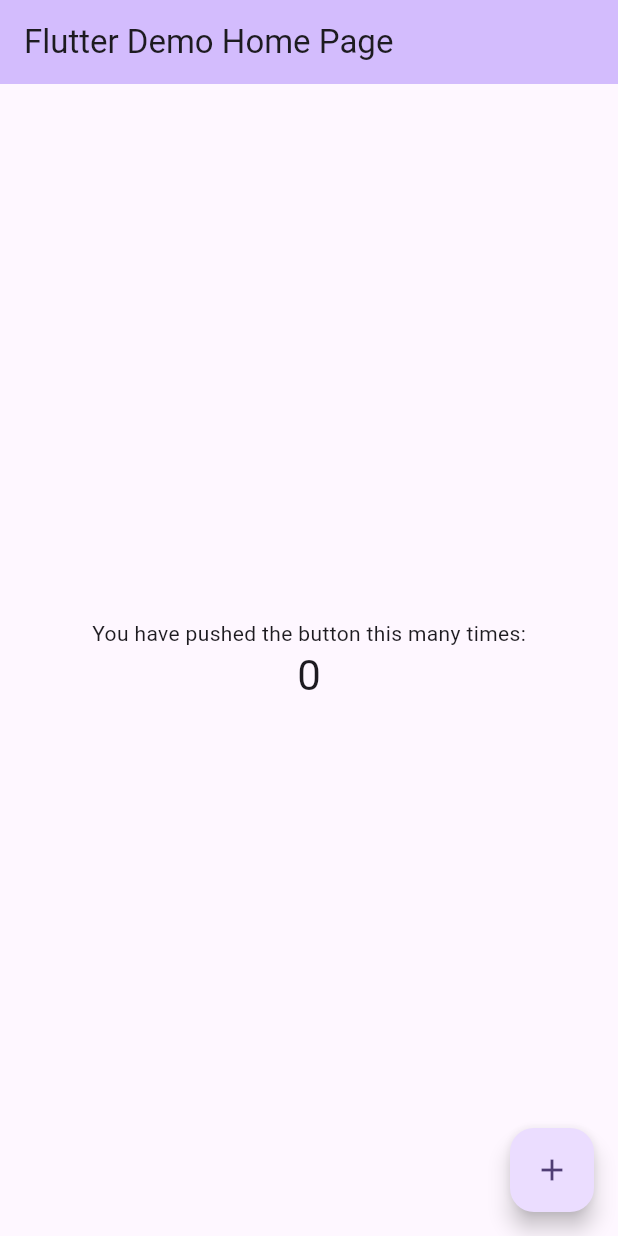
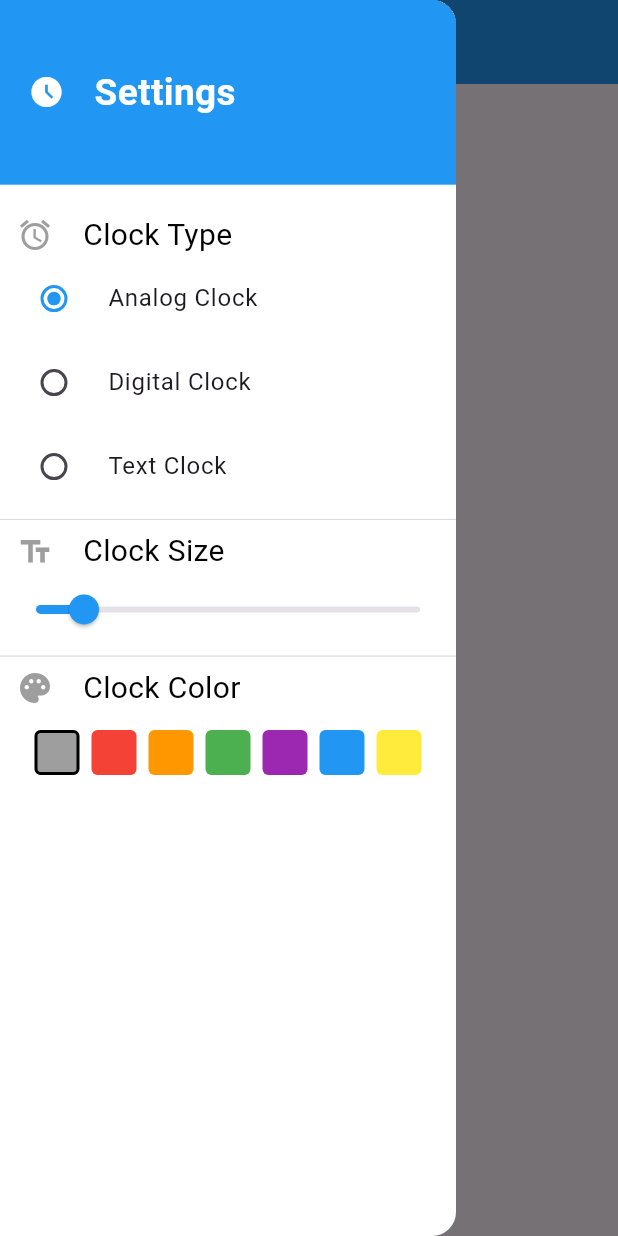
Before and after one commit to karemthabet/clock_app, a Flutter app: the screen it shows after launch, with the side drawer open (before the commit the screen has no drawer), on a phone screen of 412 x 824 dp. Run offline on Flutter 3.47's test engine with Material 3 defaults, Android fonts, the phone set to English and light mode, and no system bars; our stand-ins replace flutter_screenutil.

Commit message:
drawer and appbar done

```diff
--- /dev/null
+++ b/lib/core/utils/colors/app_colors.dart
@@ -0,0 +1,13 @@
+import 'package:flutter/material.dart';
+
+class AppColors {
+  static const Color blueColor = Colors.blue;
+  static const Color whiteColor = Colors.white;
+  static const Color blackColor = Colors.black;
+  static const Color greyColor = Colors.grey;
+  static const Color redColor = Colors.red;
+  static const Color orangeColor = Colors.orange;
+  static const Color greenColor = Colors.green;
+  static const Color purpleColor = Colors.purple;
+  static const Color yellowColor = Colors.yellow;
+}
--- /dev/null
+++ b/lib/core/utils/constants/app_constants.dart
@@ -0,0 +1,14 @@
+import 'package:clock_app/core/utils/colors/app_colors.dart';
+import 'package:flutter/material.dart';
+
+class AppConstants {
+  static const List<Color> colors = [
+    AppColors.greyColor,
+    AppColors.redColor,
+    AppColors.orangeColor,
+    AppColors.greenColor,
+    AppColors.purpleColor,
+    AppColors.blueColor,
+    AppColors.yellowColor,
+  ];
+}
--- /dev/null
+++ b/lib/core/utils/styles/app_styles.dart
@@ -0,0 +1,16 @@
+import 'package:clock_app/core/utils/colors/app_colors.dart';
+import 'package:flutter/material.dart';
+import 'package:flutter_screenutil/flutter_screenutil.dart';
+
+class AppStyles {
+  static final TextStyle textStyle14 = TextStyle(
+    fontSize: 14.sp,
+    fontWeight: FontWeight.w400,
+    color: AppColors.whiteColor,
+  );
+  static final TextStyle textStyleBold = TextStyle(
+    fontSize: 26.sp,
+    fontWeight: FontWeight.bold,
+    color: AppColors.blackColor,
+  );
+}
--- /dev/null
+++ b/lib/core/utils/theme/app_theme.dart
@@ -0,0 +1,21 @@
+import 'package:clock_app/core/utils/colors/app_colors.dart';
+import 'package:clock_app/core/utils/styles/app_styles.dart';
+import 'package:flutter/material.dart';
+
+class AppTheme {
+  static final ThemeData myTheme = ThemeData(
+    appBarTheme: AppBarTheme(
+      iconTheme: IconThemeData(color: AppColors.whiteColor),
+      elevation: 0,
+      centerTitle: true,
+      titleTextStyle: AppStyles.textStyleBold.copyWith(
+        color: AppColors.whiteColor,
+      ),
+
+      backgroundColor: AppColors.blueColor,
+    ),
+    drawerTheme: DrawerThemeData(
+      backgroundColor: AppColors.whiteColor,
+    ),
+  );
+}
--- /dev/null
+++ b/lib/features/clock/presentation/pages/clock_page.dart
@@ -0,0 +1,14 @@
+import 'package:clock_app/features/clock/presentation/widgets/build_drawer.dart';
+import 'package:flutter/material.dart';
+
+class ClockPage extends StatelessWidget {
+  const ClockPage({super.key});
+
+  @override
+  Widget build(BuildContext context) {
+    return Scaffold(
+      appBar: AppBar(title: const Text(' Octal Clock')),
+      drawer: ClockSettingsDrawer(),
+    );
+  }
+}
--- /dev/null
+++ b/lib/features/clock/presentation/widgets/build_drawer.dart
@@ -0,0 +1,172 @@
+import 'package:clock_app/core/utils/colors/app_colors.dart';
+import 'package:clock_app/core/utils/constants/app_constants.dart';
+import 'package:clock_app/core/utils/styles/app_styles.dart';
+import 'package:flutter/material.dart';
+import 'package:flutter_screenutil/flutter_screenutil.dart';
+
+class ClockSettingsDrawer extends StatefulWidget {
+  const ClockSettingsDrawer({super.key});
+
+  @override
+  ClockSettingsDrawerState createState() => ClockSettingsDrawerState();
+}
+
+class ClockSettingsDrawerState extends State<ClockSettingsDrawer> {
+  String selectedClockType = 'Analog';
+  double clockSize = 30;
+  Color selectedColor = AppColors.greyColor;
+
+
+  @override
+  Widget build(BuildContext context) {
+    return Drawer(
+      child: Column(
+        children: [
+          Container(
+            height: 130.h,
+            width: double.infinity,
+            padding: REdgeInsets.symmetric(horizontal: 20.w),
+            color: AppColors.blueColor,
+            child: Row(
+              children: [
+                Icon(
+                  Icons.access_time_filled_outlined,
+                  color: AppColors.whiteColor,
+                ),
+                SizedBox(width: 20.w),
+                Text(
+                  'Settings',
+                  style: AppStyles.textStyleBold.copyWith(
+                    color: AppColors.whiteColor,
+                  ),
+                ),
+              ],
+            ),
+          ),
+          SizedBox(height: 20.h),
+          Padding(
+            padding: REdgeInsets.symmetric(horizontal: 12.w),
+            child: Row(
+              children: [
+                Icon(Icons.alarm, color: AppColors.greyColor),
+                SizedBox(width: 20.w),
+                Text(
+                  'Clock Type',
+                  style: AppStyles.textStyle14.copyWith(
+                    color: AppColors.blackColor,
+                    fontSize: 20,
+                  ),
+                ),
+              ],
+            ),
+          ),
+
+          RadioListTile(
+            value: 'Analog',
+            title: const Text('Analog Clock'),
+            groupValue: selectedClockType,
+            activeColor: AppColors.blueColor,
+            onChanged: (newValue) {
+              setState(() {
+                selectedClockType = newValue!;
+              });
+            },
+          ),
+          RadioListTile(
+            value: 'Digital',
+            title: const Text('Digital Clock'),
+            groupValue: selectedClockType,
+            activeColor: AppColors.blueColor,
+
+            onChanged: (newValue) {
+              setState(() {
+                selectedClockType = newValue!;
+              });
+            },
+          ),
+          RadioListTile(
+            value: 'Text',
+            title: const Text('Text Clock'),
+            groupValue: selectedClockType,
+            activeColor: AppColors.blueColor,
+
+            onChanged: (newValue) {
+              setState(() {
+                selectedClockType = newValue!;
+              });
+            },
+          ),
+          Divider(height: 15.h, thickness: 0.5),
+          Padding(
+            padding: REdgeInsets.symmetric(horizontal: 12.w),
+            child: Row(
+              children: [
+                Icon(Icons.text_fields_outlined, color: AppColors.greyColor),
+                SizedBox(width: 20.w),
+                Text(
+                  'Clock Size',
+                  style: AppStyles.textStyle14.copyWith(
+                    color: AppColors.blackColor,
+                    fontSize: 20,
+                  ),
+                ),
+              ],
+            ),
+          ),
+
+          Slider(
+            activeColor: AppColors.blueColor,
+            value: clockSize,
+            min: 20,
+            max: 100,
+            onChanged: (value) => setState(() => clockSize = value),
+          ),
+          Divider(height: 15.h, thickness: 0.5),
+          Padding(
+            padding: REdgeInsets.symmetric(horizontal: 12.w),
+            child:  Row(
+              children: [
+                Icon(Icons.palette, color: AppColors.greyColor),
+                SizedBox(width: 20.w),
+                Text(
+                  'Clock Color',
+                  style: AppStyles.textStyle14.copyWith(
+                    color: AppColors.blackColor,
+                    fontSize: 20,
+                  ),
+                ),
+              ],
+            ),
+          ),
+           SizedBox(height: 14.h),
+          Row(
+            mainAxisAlignment:MainAxisAlignment.center,
+            spacing: 8,
+            children:
+                AppConstants.colors.map((color) {
+                  return GestureDetector(
+                    onTap: () => setState(() => selectedColor = color),
+                    child: Container(
+                      decoration: BoxDecoration(
+                        color: color,
+                        shape: BoxShape.rectangle,
+                        borderRadius: BorderRadius.circular(4),
+                        border: Border.all(
+                          color:
+                              selectedColor == color
+                                  ? Colors.black
+                                  : Colors.transparent,
+                          width: 2,
+                        ),
+                      ),
+                      width: 30,
+                      height: 30,
+                    ),
+                  );
+                }).toList(),
+          ),
+        ],
+      ),
+    );
+  }
+}
--- a/lib/main.dart
+++ b/lib/main.dart
@@ -1,122 +1,27 @@
+import 'package:clock_app/core/utils/theme/app_theme.dart';
+import 'package:clock_app/features/clock/presentation/pages/clock_page.dart';
 import 'package:flutter/material.dart';
+import 'package:flutter_screenutil/flutter_screenutil.dart';
 
 void main() {
-  runApp(const MyApp());
+  runApp(ClockApp());
 }
 
-class MyApp extends StatelessWidget {
-  const MyApp({super.key});
+class ClockApp extends StatelessWidget {
+  const ClockApp({super.key});
 
-  // This widget is the root of your application.
   @override
   Widget build(BuildContext context) {
-    return MaterialApp(
-      title: 'Flutter Demo',
-      theme: ThemeData(
-        // This is the theme of your application.
-        //
-        // TRY THIS: Try running your application with "flutter run". You'll see
-        // the application has a purple toolbar. Then, without quitting the app,
-        // try changing the seedColor in the colorScheme below to Colors.green
-        // and then invoke "hot reload" (save your changes or press the "hot
-        // reload" button in a Flutter-supported IDE, or press "r" if you used
-        // the command line to start the app).
-        //
-        // Notice that the counter didn't reset back to zero; the application
-        // state is not lost during the reload. To reset the state, use hot
-        // restart instead.
-        //
-        // This works for code too, not just values: Most code changes can be
-        // tested with just a hot reload.
-        colorScheme: ColorScheme.fromSeed(seedColor: Colors.deepPurple),
-      ),
-      home: const MyHomePage(title: 'Flutter Demo Home Page'),
+    return ScreenUtilInit(
+      designSize: const Size(412, 870),
+      minTextAdapt: true,
+      splitScreenMode: true,
+      builder:
+          (context, child) =>
+              MaterialApp(
+                theme: AppTheme.myTheme,
+
+                debugShowCheckedModeBanner: false, home: ClockPage()),
     );
   }
 }
-
-class MyHomePage extends StatefulWidget {
-  const MyHomePage({super.key, required this.title});
-
-  // This widget is the home page of your application. It is stateful, meaning
-  // that it has a State object (defined below) that contains fields that affect
-  // how it looks.
-
-  // This class is the configuration for the state. It holds the values (in this
-  // case the title) provided by the parent (in this case the App widget) and
-  // used by the build method of the State. Fields in a Widget subclass are
-  // always marked "final".
-
-  final String title;
-
-  @override
-  State<MyHomePage> createState() => _MyHomePageState();
-}
-
-class _MyHomePageState extends State<MyHomePage> {
-  int _counter = 0;
-
-  void _incrementCounter() {
-    setState(() {
-      // This call to setState tells the Flutter framework that something has
-      // changed in this State, which causes it to rerun the build method below
-      // so that the display can reflect the updated values. If we changed
-      // _counter without calling setState(), then the build method would not be
-      // called again, and so nothing would appear to happen.
-      _counter++;
-    });
-  }
-
-  @override
-  Widget build(BuildContext context) {
-    // This method is rerun every time setState is called, for instance as done
-    // by the _incrementCounter method above.
-    //
-    // The Flutter framework has been optimized to make rerunning build methods
-    // fast, so that you can just rebuild anything that needs updating rather
-    // than having to individually change instances of widgets.
-    return Scaffold(
-      appBar: AppBar(
-        // TRY THIS: Try changing the color here to a specific color (to
-        // Colors.amber, perhaps?) and trigger a hot reload to see the AppBar
-        // change color while the other colors stay the same.
-        backgroundColor: Theme.of(context).colorScheme.inversePrimary,
-        // Here we take the value from the MyHomePage object that was created by
-        // the App.build method, and use it to set our appbar title.
-        title: Text(widget.title),
-      ),
-      body: Center(
-        // Center is a layout widget. It takes a single child and positions it
-        // in the middle of the parent.
-        child: Column(
-          // Column is also a layout widget. It takes a list of children and
-          // arranges them vertically. By default, it sizes itself to fit its
-          // children horizontally, and tries to be as tall as its parent.
-          //
-          // Column has various properties to control how it sizes itself and
-          // how it positions its children. Here we use mainAxisAlignment to
-          // center the children vertically; the main axis here is the vertical
-          // axis because Columns are vertical (the cross axis would be
-          // horizontal).
-          //
-          // TRY THIS: Invoke "debug painting" (choose the "Toggle Debug Paint"
-          // action in the IDE, or press "p" in the console), to see the
-          // wireframe for each widget.
-          mainAxisAlignment: MainAxisAlignment.center,
-          children: <Widget>[
-            const Text('You have pushed the button this many times:'),
-            Text(
-              '$_counter',
-              style: Theme.of(context).textTheme.headlineMedium,
-            ),
-          ],
-        ),
-      ),
-      floatingActionButton: FloatingActionButton(
-        onPressed: _incrementCounter,
-        tooltip: 'Increment',
-        child: const Icon(Icons.add),
-      ), // This trailing comma makes auto-formatting nicer for build methods.
-    );
-  }
-}
--- a/pubspec.yaml
+++ b/pubspec.yaml
@@ -34,6 +34,8 @@ dependencies:
   # The following adds the Cupertino Icons font to your application.
   # Use with the CupertinoIcons class for iOS style icons.
   cupertino_icons: ^1.0.8
+  one_clock: ^2.0.2
+  flutter_screenutil: ^5.9.3
 
 dev_dependencies:
   flutter_test:
```
Also changed, not shown: pubspec.lock, 1 other file.
